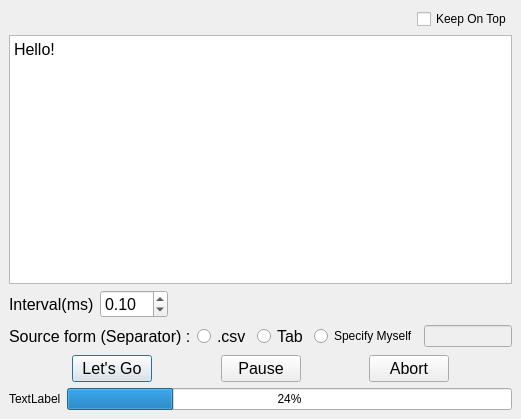
Before: the Qt Designer form myUi.ui in LaZoark/PyQt5_Designer_AutoScript, drawn with Qt 5.
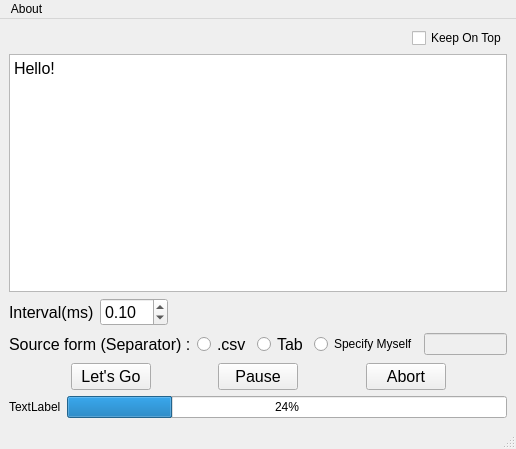
After: the same form once the commit is applied.

Patch:
```diff
--- a/myUi.ui
+++ b/myUi.ui
@@ -1,25 +1,19 @@
 <?xml version="1.0" encoding="UTF-8"?>
 <ui version="4.0">
- <author>La Zoark</author>
- <class>Dialog</class>
- <widget class="QDialog" name="Dialog">
-  <property name="windowModality">
-   <enum>Qt::NonModal</enum>
-  </property>
+ <class>MainWindow</class>
+ <widget class="QMainWindow" name="MainWindow">
   <property name="geometry">
    <rect>
     <x>0</x>
     <y>0</y>
-    <width>521</width>
-    <height>419</height>
+    <width>516</width>
+    <height>449</height>
    </rect>
   </property>
   <property name="windowTitle">
    <string>AutoMotion</string>
   </property>
-  <property name="sizeGripEnabled">
-   <bool>false</bool>
-  </property>
+  <widget class="QWidget" name="centralwidget">
   <layout class="QGridLayout" name="gridLayout">
    <item row="0" column="0" colspan="2">
     <layout class="QVBoxLayout" name="verticalLayout">
@@ -301,7 +295,43 @@
    </item>
   </layout>
  </widget>
- <layoutdefault spacing="6" margin="9"/>
+  <widget class="QMenuBar" name="menubar">
+   <property name="geometry">
+    <rect>
+     <x>0</x>
+     <y>0</y>
+     <width>516</width>
+     <height>22</height>
+    </rect>
+   </property>
+   <widget class="QMenu" name="menuAbout">
+    <property name="title">
+     <string>About</string>
+    </property>
+    <widget class="QMenu" name="menuAuthor">
+     <property name="title">
+      <string>Author</string>
+     </property>
+     <addaction name="actionLa_Zoark"/>
+    </widget>
+    <addaction name="menuAuthor"/>
+    <addaction name="separator"/>
+    <addaction name="actionVersion_1_0"/>
+   </widget>
+   <addaction name="menuAbout"/>
+  </widget>
+  <widget class="QStatusBar" name="statusbar"/>
+  <action name="actionLa_Zoark">
+   <property name="text">
+    <string>La Zoark</string>
+   </property>
+  </action>
+  <action name="actionVersion_1_0">
+   <property name="text">
+    <string>Version 1.0</string>
+   </property>
+  </action>
+ </widget>
  <resources/>
  <connections>
   <connection>
```
Left out of the diff: 78 changed lines with no effect on the pictures. Lines whose indentation alone changed are shown as unchanged.
